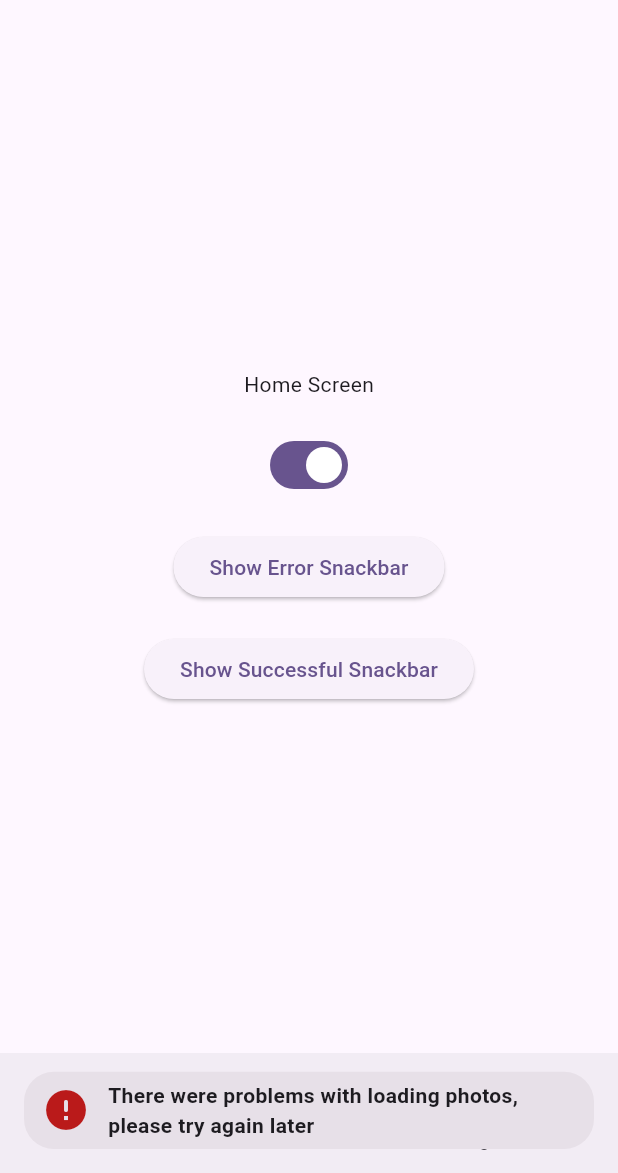
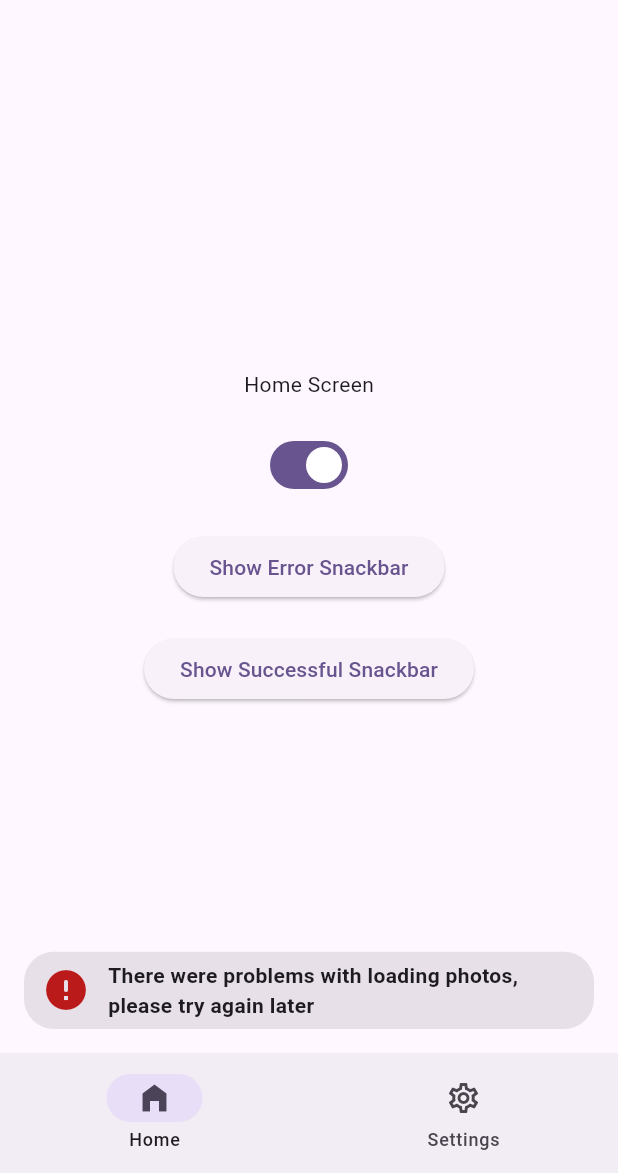
Before and after one commit to evklidus/insight_snackbar, a Flutter app: the screen it shows after launch, after a tap on "Show Error Snackbar", after a tap on "Show Successful Snackbar", on a phone screen of 412 x 824 dp, the part 63-1236 px from its top. Run offline on Flutter 3.47's test engine with Material 3 defaults, Android fonts, the phone set to English and light mode, and no system bars.

Commit message:
Добавил больше настроек

```diff
--- a/example/lib/example_screen.dart
+++ /dev/null
@@ -1,72 +0,0 @@
-import 'package:flutter/material.dart';
-import 'package:insight_snackbar/insight_snackbar.dart';
-
-/// {@template home_screen}
-/// ExampleScreen widget.
-/// {@endtemplate}
-class ExampleScreen extends StatefulWidget {
-  /// {@macro home_screen}
-  const ExampleScreen({super.key});
-
-  @override
-  State<ExampleScreen> createState() => _ExampleScreenState();
-}
-
-class _ExampleScreenState extends State<ExampleScreen> {
-  bool isNavBarEnabled = true;
-
-  @override
-  Widget build(BuildContext context) {
-    return Scaffold(
-      appBar: AppBar(
-        title: const Text('Insight Snackbar'),
-      ),
-      body: Center(
-        child: Column(
-          mainAxisAlignment: MainAxisAlignment.center,
-          children: [
-            const Text('Home Screen'),
-            const SizedBox(height: 20),
-            Switch.adaptive(
-              value: isNavBarEnabled,
-              onChanged: (res) => setState(
-                () => isNavBarEnabled = res,
-              ),
-            ),
-            const SizedBox(height: 20),
-            ElevatedButton(
-              child: const Text('Show Error Snackbar'),
-              onPressed: () {
-                InsightSnackBar.showError(context);
-              },
-            ),
-            const SizedBox(height: 20),
-            ElevatedButton(
-              child: const Text('Show Successful Snackbar'),
-              onPressed: () {
-                InsightSnackBar.showSuccessful(context);
-              },
-            )
-          ],
-        ),
-      ),
-      bottomNavigationBar: isNavBarEnabled
-          ? NavigationBar(
-              onDestinationSelected: (tappedIndex) {},
-              destinations: const [
-                NavigationDestination(
-                  selectedIcon: Icon(Icons.home_filled),
-                  icon: Icon(Icons.home_outlined),
-                  label: 'Home',
-                ),
-                NavigationDestination(
-                  selectedIcon: Icon(Icons.settings),
-                  icon: Icon(Icons.settings_outlined),
-                  label: 'Settings',
-                )
-              ],
-            )
-          : null,
-    );
-  }
-}
--- a/example/lib/main.dart
+++ b/example/lib/main.dart
@@ -1,4 +1,4 @@
-import 'package:example/example_screen.dart';
+import 'package:insight_snackbar/insight_snackbar.dart';
 import 'package:flutter/material.dart';
 
 void main() {
@@ -20,3 +20,77 @@ class MyApp extends StatelessWidget {
     );
   }
 }
+
+class ExampleScreen extends StatefulWidget {
+  const ExampleScreen({super.key});
+
+  @override
+  State<ExampleScreen> createState() => _ExampleScreenState();
+}
+
+class _ExampleScreenState extends State<ExampleScreen> {
+  bool isBottomNavEnabled = true;
+
+  @override
+  Widget build(BuildContext context) {
+    final snackBarPadding = isBottomNavEnabled ? 80 : 0;
+
+    return Scaffold(
+      appBar: AppBar(
+        title: const Text('Insight Snackbar'),
+      ),
+      body: Center(
+        child: Column(
+          mainAxisAlignment: MainAxisAlignment.center,
+          children: [
+            const Text('Home Screen'),
+            const SizedBox(height: 20),
+            Switch.adaptive(
+              value: isBottomNavEnabled,
+              onChanged: (res) => setState(
+                () => isBottomNavEnabled = res,
+              ),
+            ),
+            const SizedBox(height: 20),
+            ElevatedButton(
+              child: const Text('Show Error Snackbar'),
+              onPressed: () {
+                InsightSnackBar.showError(
+                  context,
+                  bottomPadding: snackBarPadding,
+                );
+              },
+            ),
+            const SizedBox(height: 20),
+            ElevatedButton(
+              child: const Text('Show Successful Snackbar'),
+              onPressed: () {
+                InsightSnackBar.showSuccessful(
+                  context,
+                  bottomPadding: snackBarPadding,
+                );
+              },
+            )
+          ],
+        ),
+      ),
+      bottomNavigationBar: isBottomNavEnabled
+          ? NavigationBar(
+              onDestinationSelected: (tappedIndex) {},
+              destinations: const [
+                NavigationDestination(
+                  selectedIcon: Icon(Icons.home_filled),
+                  icon: Icon(Icons.home_outlined),
+                  label: 'Home',
+                ),
+                NavigationDestination(
+                  selectedIcon: Icon(Icons.settings),
+                  icon: Icon(Icons.settings_outlined),
+                  label: 'Settings',
+                )
+              ],
+            )
+          : null,
+    );
+  }
+}
--- a/lib/insight_snackbar.dart
+++ b/lib/insight_snackbar.dart
@@ -2,20 +2,25 @@ library insight_snackbar;
 
 import 'package:flutter/material.dart';
 
-class CustomOverlayEntry extends OverlayEntry {
-  CustomOverlayEntry({
-    required this.customHash,
-    required super.builder,
+class InsightSnackBarConfiguration {
+  const InsightSnackBarConfiguration({
+    this.hideIcon = false,
+    this.customBackgroundColor,
+    this.allowIdenticals = true,
+    this.entriesLimit = 3,
   });
 
-  final int customHash;
+  /// Need for hide/show [Icon] in snackbar near text
+  final bool hideIcon;
 
-  @override
-  bool operator ==(Object other) =>
-      other.hashCode == customHash && other is CustomOverlayEntry;
+  /// By default is [surfaceContainerHighest]
+  final Color? customBackgroundColor;
 
-  @override
-  int get hashCode => customHash;
+  /// Does not allow the same snackbars
+  final bool allowIdenticals;
+
+  /// Limiting number of snackbars
+  final int entriesLimit;
 }
 
 class InsightSnackBar {
@@ -24,18 +29,21 @@ class InsightSnackBar {
   static final Set<OverlayEntry> _entries = {};
 
   /// Variable for hide/show icon in snackbar near text
-  static bool hideIcon = false;
+  static InsightSnackBarConfiguration config =
+      const InsightSnackBarConfiguration();
 
   static void showSuccessful(
     BuildContext context, {
     IconData? icon = Icons.done_rounded,
     // Example: "You have successfully logged in"
     String text = 'Successful',
+    int? bottomPadding,
   }) =>
       _show(
         context: context,
         text: text,
         icon: icon,
+        bottomPadding: bottomPadding,
       );
 
   static void showError(
@@ -44,52 +52,65 @@ class InsightSnackBar {
     // Example: "There were problems with loading photos, please try again later"
     String text =
         'There were problems with loading photos, please try again later',
+    int? bottomPadding,
   }) =>
       _show(
         context: context,
         text: text,
         icon: icon,
         iconColor: Theme.of(context).colorScheme.error,
+        bottomPadding: bottomPadding,
       );
 
   static void showInfo(
     BuildContext context, {
     IconData? icon = Icons.info_rounded,
     String text = 'Information',
+    int? bottomPadding,
   }) =>
       _show(
         context: context,
         text: text,
         icon: icon,
+        bottomPadding: bottomPadding,
       );
 
   static void _show({
     required BuildContext context,
     required String text,
     required IconData? icon,
+    required int? bottomPadding,
     Color? iconColor,
   }) {
     final overlay = Overlay.of(context);
     late OverlayEntry entry;
-    final overlayHash = Object.hash(text, icon, iconColor);
+    final overlayHash = Object.hash(
+      text,
+      icon,
+      bottomPadding,
+      iconColor,
+    );
 
     final mediaQuery = MediaQuery.of(context);
-    final bottomPosition =
-        mediaQuery.viewInsets.bottom + mediaQuery.viewPadding.bottom + 16;
+    final bottomPosition = mediaQuery.viewInsets.bottom +
+        mediaQuery.viewPadding.bottom +
+        (bottomPadding ?? 0) +
+        16;
 
-    entry = CustomOverlayEntry(
-      customHash: overlayHash,
+    entry = _CustomOverlayEntry(
+      customHash: config.allowIdenticals ? null : overlayHash,
       builder: (context) {
         return Positioned(
           bottom: bottomPosition,
           right: 16,
           left: 16,
-          child: Material(
+          child: ColoredBox(
             color: Colors.transparent,
             child: _CustomSnackBarWidget(
               text: text,
               icon: icon,
               iconColor: iconColor,
+              backgroundColor: config.customBackgroundColor,
               removeOverlayEntry: () {
                 _entries.remove(entry);
                 entry.remove();
@@ -105,8 +126,26 @@ class InsightSnackBar {
     if (_entries.isEmpty) {
       overlay.insert(entry);
     }
-    _entries.add(entry);
+    if (_entries.length < config.entriesLimit) {
+      _entries.add(entry);
+    }
   }
+}
+
+class _CustomOverlayEntry extends OverlayEntry {
+  _CustomOverlayEntry({
+    required this.customHash,
+    required super.builder,
+  });
+
+  final int? customHash;
+
+  @override
+  bool operator ==(Object other) =>
+      other.hashCode == hashCode && other is _CustomOverlayEntry;
+
+  @override
+  int get hashCode => customHash ?? super.hashCode;
 }
 
 /// {@template toast_notification}
@@ -118,12 +157,14 @@ class _CustomSnackBarWidget extends StatefulWidget {
     required this.text,
     required this.icon,
     this.iconColor,
+    required this.backgroundColor,
     required this.removeOverlayEntry,
   });
 
+  final String text;
   final IconData? icon;
+  final Color? backgroundColor;
   final Color? iconColor;
-  final String text;
   final VoidCallback removeOverlayEntry;
 
   @override
@@ -175,10 +216,11 @@ class __CustomSnackBarWidgetState extends State<_CustomSnackBarWidget>
   Widget build(BuildContext context) => FadeTransition(
         opacity: _animation,
         child: Container(
-          height: MediaQuery.sizeOf(context).height / 16,
+          height: MediaQuery.sizeOf(context).shortestSide / 8,
           decoration: BoxDecoration(
             borderRadius: BorderRadius.circular(20),
-            color: Theme.of(context).colorScheme.surfaceContainerHighest,
+            color: widget.backgroundColor ??
+                Theme.of(context).colorScheme.surfaceContainerHighest,
           ),
           padding: const EdgeInsets.symmetric(
             vertical: 4,
@@ -186,7 +228,7 @@ class __CustomSnackBarWidgetState extends State<_CustomSnackBarWidget>
           ),
           child: Row(
             children: [
-              if (widget.icon != null && !InsightSnackBar.hideIcon)
+              if (widget.icon != null && !InsightSnackBar.config.hideIcon)
                 Icon(
                   widget.icon,
                   size: 32,
```
